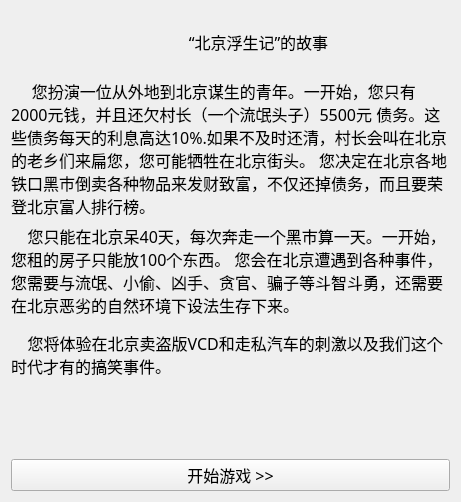
Qt form form/story.ui (soda92/beijing_fushengji_rewrite) before a commit.
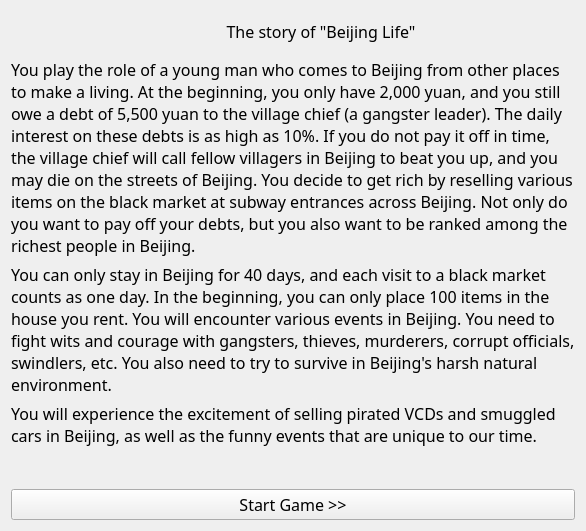
The same form after that commit. Icons and pictures are not drawn.

Commit message: add translation for story

```diff
--- a/form/story.ui
+++ b/form/story.ui
@@ -6,8 +6,8 @@
    <rect>
     <x>0</x>
     <y>0</y>
-    <width>461</width>
-    <height>502</height>
+    <width>586</width>
+    <height>531</height>
    </rect>
   </property>
   <property name="windowTitle">
@@ -53,7 +53,7 @@
       <item>
        <widget class="QLabel" name="label">
         <property name="text">
-         <string>“北京浮生记”的故事</string>
+         <string>The story of &quot;Beijing Life&quot;</string>
         </property>
         <property name="alignment">
          <set>Qt::AlignmentFlag::AlignCenter</set>
@@ -66,7 +66,7 @@
    <item>
     <widget class="QLabel" name="label_2">
      <property name="text">
-      <string>     您扮演一位从外地到北京谋生的青年。一开始，您只有2000元钱，并且还欠村长（一个流氓头子）5500元 债务。这些债务每天的利息高达10%.如果不及时还清，村长会叫在北京的老乡们来扁您，您可能牺牲在北京街头。 您决定在北京各地铁口黑市倒卖各种物品来发财致富，不仅还掉债务，而且要荣登北京富人排行榜。 </string>
+      <string>You play the role of a young man who comes to Beijing from other places to make a living. At the beginning, you only have 2,000 yuan, and you still owe a debt of 5,500 yuan to the village chief (a gangster leader). The daily interest on these debts is as high as 10%. If you do not pay it off in time, the village chief will call fellow villagers in Beijing to beat you up, and you may die on the streets of Beijing. You decide to get rich by reselling various items on the black market at subway entrances across Beijing. Not only do you want to pay off your debts, but you also want to be ranked among the richest people in Beijing.</string>
      </property>
      <property name="wordWrap">
       <bool>true</bool>
@@ -76,7 +76,7 @@
    <item>
     <widget class="QLabel" name="label_3">
      <property name="text">
-      <string>    您只能在北京呆40天，每次奔走一个黑市算一天。一开始，您租的房子只能放100个东西。 您会在北京遭遇到各种事件，您需要与流氓、小偷、凶手、贪官、骗子等斗智斗勇，还需要在北京恶劣的自然环境下设法生存下来。</string>
+      <string>You can only stay in Beijing for 40 days, and each visit to a black market counts as one day. In the beginning, you can only place 100 items in the house you rent. You will encounter various events in Beijing. You need to fight wits and courage with gangsters, thieves, murderers, corrupt officials, swindlers, etc. You also need to try to survive in Beijing's harsh natural environment.</string>
      </property>
      <property name="wordWrap">
       <bool>true</bool>
@@ -86,7 +86,7 @@
    <item>
     <widget class="QLabel" name="label_4">
      <property name="text">
-      <string>    您将体验在北京卖盗版VCD和走私汽车的刺激以及我们这个时代才有的搞笑事件。 </string>
+      <string>You will experience the excitement of selling pirated VCDs and smuggled cars in Beijing, as well as the funny events that are unique to our time.</string>
      </property>
      <property name="wordWrap">
       <bool>true</bool>
@@ -106,7 +106,7 @@
    <item>
     <widget class="QPushButton" name="startGame">
      <property name="text">
-      <string>开始游戏 &gt;&gt;</string>
+      <string>Start Game &gt;&gt;</string>
      </property>
     </widget>
    </item>
```
Left out of the diff: 2 changed lines with no effect on the pictures. The commit also changes 3 other files.
